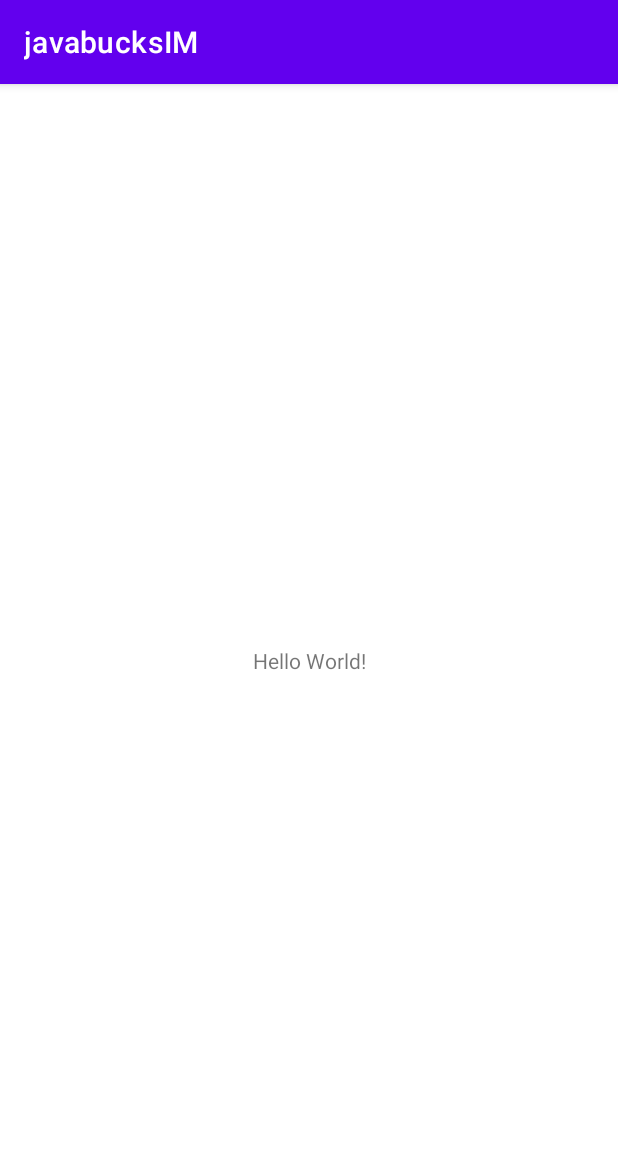
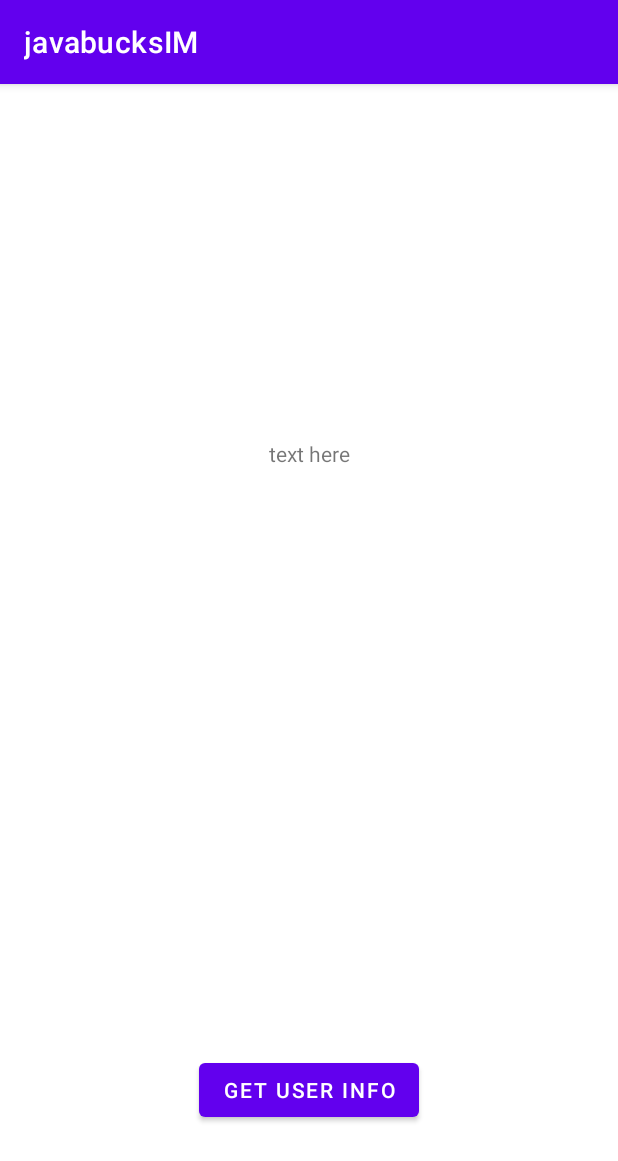
Before and after one commit to Team29Cosc310/assignment2, an Android app: the screen it shows after launch (MainActivity), on a phone screen of 412 x 824 dp. Shown: the top 1161 px of the screen. Run offline under Robolectric (Android 15) with nearby library versions, the phone set to English and light mode, and no system bars; our stand-ins replace Firebase (no records; nobody signed in at launch, a user with empty details on screens opened directly).

```diff
--- a/app/src/main/AndroidManifest.xml
+++ b/app/src/main/AndroidManifest.xml
@@ -1,6 +1,8 @@
 <?xml version="1.0" encoding="utf-8"?>
 <manifest xmlns:android="http://schemas.android.com/apk/res/android"
     xmlns:tools="http://schemas.android.com/tools">
+
+    <uses-permission android:name="android.permission.INTERNET" />
 
     <application
         android:allowBackup="true"
--- a/app/src/main/res/layout/activity_main.xml
+++ b/app/src/main/res/layout/activity_main.xml
@@ -7,12 +7,26 @@
     tools:context=".MainActivity">
 
     <TextView
+        android:id="@+id/textViewResult"
         android:layout_width="wrap_content"
         android:layout_height="wrap_content"
-        android:text="Hello World!"
+        android:text="text here"
         app:layout_constraintBottom_toBottomOf="parent"
         app:layout_constraintEnd_toEndOf="parent"
         app:layout_constraintStart_toStartOf="parent"
-        app:layout_constraintTop_toTopOf="parent" />
+        app:layout_constraintTop_toTopOf="parent"
+        app:layout_constraintVertical_bias="0.316" />
+
+    <Button
+        android:id="@+id/submit"
+        android:layout_width="wrap_content"
+        android:layout_height="wrap_content"
+        android:onClick="getInfo"
+        android:text="Get User Info"
+        app:layout_constraintBottom_toBottomOf="parent"
+        app:layout_constraintEnd_toEndOf="parent"
+        app:layout_constraintStart_toStartOf="parent"
+        app:layout_constraintTop_toTopOf="parent"
+        app:layout_constraintVertical_bias="0.898" />
 
 </androidx.constraintlayout.widget.ConstraintLayout>
```
Also changed, not shown: app/src/main/java/com/example/javabucksim/MainActivity.java (+68 -0 lines).
